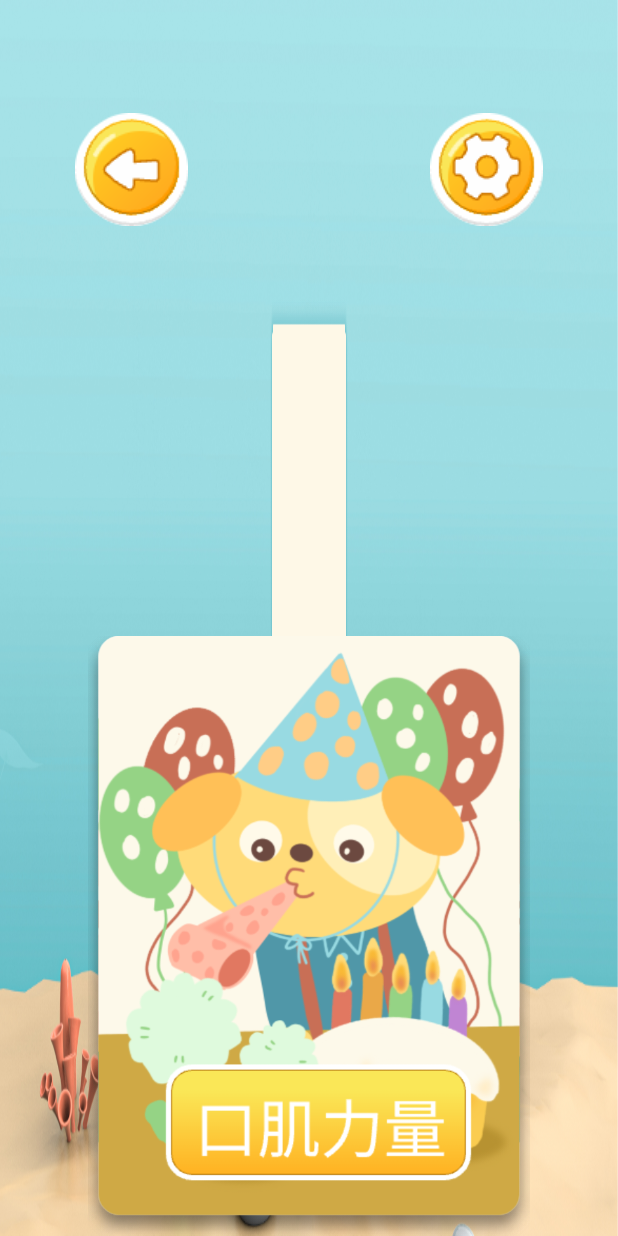
After one commit to Mozuta/ZhiZhi, an Android app: the Excercise_Activity screen opened directly, with no data from a screen before it, on a phone screen of 412 x 824 dp. The commit adds this screen. Run offline under Robolectric (Android 15) with nearby library versions, the phone set to English and light mode, and no system bars.

Commit message:
1.3覆盖尝试

```diff
--- a/app/build.gradle
+++ b/app/build.gradle
@@ -48,4 +48,9 @@ dependencies {
     implementation 'com.github.bumptech.glide:glide:4.15.1'
     //悬浮窗
     implementation 'com.github.wangfeng19930909:DragFloatingActionButton:1.0.1'
+    //huawei
+    implementation 'com.huawei.hms:arenginesdk:4.0.0.5'
+    //xpopup
+    implementation 'com.github.li-xiaojun:XPopup:2.9.19'
+
 }
--- /dev/null
+++ b/app/src/main/java/com/hex/zz/Excercise_Activity.java
@@ -0,0 +1,14 @@
+package com.hex.zz;
+
+import androidx.appcompat.app.AppCompatActivity;
+
+import android.os.Bundle;
+
+public class Excercise_Activity extends AppCompatActivity {
+
+    @Override
+    protected void onCreate(Bundle savedInstanceState) {
+        super.onCreate(savedInstanceState);
+        setContentView(R.layout.activity_excercise);
+    }
+}
--- a/app/src/main/java/com/hex/zz/SoundLevelActivity.java
+++ b/app/src/main/java/com/hex/zz/SoundLevelActivity.java
@@ -17,7 +17,7 @@ import androidx.appcompat.app.AppCompatActivity;
 import androidx.core.app.ActivityCompat;
 import androidx.core.content.ContextCompat;
 
-import com.hex.zz.utils.SoundLevelMeter;
+
 
 import java.io.IOException;
 import java.util.ArrayList;
@@ -25,7 +25,7 @@ import java.util.ArrayList;
 public class SoundLevelActivity extends AppCompatActivity {
 
     private MediaRecorder mediaRecorder;
-    private SoundLevelMeter soundLevelMeter;
+
     private TextView soundLevelTextView;
     private Handler handler;
 
@@ -37,7 +37,7 @@ public class SoundLevelActivity extends AppCompatActivity {
 
 
         soundLevelTextView = findViewById(R.id.soundLevelTextView);
-        soundLevelMeter = new SoundLevelMeter();
+
         handler = new Handler();
         initPermission();
 
--- /dev/null
+++ b/app/src/main/res/layout/activity_excercise.xml
@@ -0,0 +1,128 @@
+<?xml version="1.0" encoding="utf-8"?>
+<RelativeLayout xmlns:android="http://schemas.android.com/apk/res/android"
+    xmlns:app="http://schemas.android.com/apk/res-auto"
+    xmlns:tools="http://schemas.android.com/tools"
+    android:layout_width="match_parent"
+    android:layout_height="match_parent"
+    android:background="@drawable/mmt_bg"
+    android:orientation="vertical"
+    tools:context=".StrengthActivity">
+    <androidx.constraintlayout.widget.ConstraintLayout
+        android:layout_width="match_parent"
+        android:layout_height="wrap_content">
+
+        <ImageButton
+            android:id="@+id/imageButton"
+            android:layout_width="wrap_content"
+            android:layout_height="wrap_content"
+            android:layout_marginStart="50dp"
+            android:layout_marginTop="75dp"
+            android:layout_marginBottom="30dp"
+            android:background="#0000"
+            android:src="@drawable/btn_back"
+            app:layout_constraintBottom_toBottomOf="parent"
+            app:layout_constraintStart_toStartOf="parent"
+            app:layout_constraintTop_toTopOf="parent" />
+
+        <ImageButton
+            android:layout_width="wrap_content"
+            android:layout_height="wrap_content"
+            android:layout_marginTop="75dp"
+            android:layout_marginEnd="50dp"
+            android:layout_marginBottom="30dp"
+            android:background="#0000"
+            android:src="@drawable/main_settings"
+            app:layout_constraintBottom_toBottomOf="parent"
+            app:layout_constraintEnd_toEndOf="parent"
+            app:layout_constraintTop_toTopOf="parent" />
+
+    </androidx.constraintlayout.widget.ConstraintLayout>
+
+    <LinearLayout
+        android:id="@+id/strength_training_whole"
+        android:layout_width="match_parent"
+        android:layout_height="match_parent"
+        android:layout_alignParentTop="true"
+        android:layout_marginStart="180dp"
+        android:layout_marginTop="200dp"
+        android:layout_marginEnd="180dp"
+        android:layout_marginBottom="100dp"
+        android:background="@drawable/mmt_down_bg"
+        android:orientation="vertical"
+        android:weightSum="2">
+
+        <LinearLayout
+            android:id="@+id/mmt_top"
+            android:layout_width="match_parent"
+            android:layout_height="0dp"
+            android:layout_weight="1"
+            android:orientation="horizontal">
+
+            <ImageButton
+                android:id="@+id/mmt_btn1"
+                android:layout_width="wrap_content"
+                android:layout_height="wrap_content"
+                android:layout_gravity="center"
+                android:layout_marginStart="120dp"
+                android:background="#0000"
+                android:src="@drawable/mmt_btn1" />
+
+            <ImageButton
+                android:id="@+id/mmt_btn2"
+                android:layout_width="wrap_content"
+                android:layout_height="wrap_content"
+                android:layout_gravity="center"
+                android:layout_marginStart="120dp"
+                android:background="#0000"
+                android:src="@drawable/mmt_btn1" />
+
+        </LinearLayout>
+
+        <LinearLayout
+            android:id="@+id/mmt_down"
+            android:layout_width="match_parent"
+            android:layout_height="0dp"
+            android:layout_weight="1"
+            android:orientation="horizontal">
+
+            <ImageButton
+                android:id="@+id/mmt_btn3"
+                android:layout_width="wrap_content"
+                android:layout_height="wrap_content"
+                android:layout_gravity="center"
+                android:layout_marginStart="120dp"
+                android:layout_marginBottom="20dp"
+                android:background="#0000"
+                android:src="@drawable/mmt_btn1" />
+
+            <ImageButton
+                android:id="@+id/mmt_btn4"
+                android:layout_width="wrap_content"
+                android:layout_height="wrap_content"
+                android:layout_gravity="center"
+                android:layout_marginStart="120dp"
+                android:layout_marginBottom="20dp"
+                android:background="#0000"
+                android:src="@drawable/mmt_btn1" />
+
+        </LinearLayout>
+
+
+    </LinearLayout>
+
+    <ImageView
+        android:id="@+id/exe_img_1"
+        android:layout_width="wrap_content"
+        android:layout_height="400dp"
+        android:layout_alignParentBottom="true"
+        android:src="@drawable/main_exercise" />
+
+    <ImageView
+        android:id="@+id/exe_img_2"
+        android:layout_width="wrap_content"
+        android:layout_height="400dp"
+        android:layout_alignParentEnd="true"
+        android:layout_alignParentBottom="true"
+        android:src="@drawable/main_strength" />
+
+</RelativeLayout>
--- a/gradle.properties
+++ b/gradle.properties
@@ -7,6 +7,7 @@
 # Specifies the JVM arguments used for the daemon process.
 # The setting is particularly useful for tweaking memory settings.
 org.gradle.jvmargs=-Xmx2048m -Dfile.encoding=UTF-8
+
 # When configured, Gradle will run in incubating parallel mode.
 # This option should only be used with decoupled projects. More details, visit
 # http://www.gradle.org/docs/current/userguide/multi_project_builds.html#sec:decoupled_projects
--- a/settings.gradle
+++ b/settings.gradle
@@ -4,6 +4,7 @@ pluginManagement {
         mavenCentral()
         gradlePluginPortal()
         maven { url "https://s01.oss.sonatype.org/content/groups/public" }
+        maven {url "https://developer.huawei.com/repo/" }
     }
 }
 dependencyResolutionManagement {
@@ -13,6 +14,7 @@ dependencyResolutionManagement {
         mavenCentral()
         maven { url 'https://jitpack.io' }
         maven { url "https://s01.oss.sonatype.org/content/groups/public" }
+        maven {url "https://developer.huawei.com/repo/" }
     }
 }
 rootProject.name = "ZZ"
```
Also changed, not shown: app/src/main/AndroidManifest.xml (+9 -0 lines), app/src/main/java/com/hex/zz/EndingActivity.java (added, +14 -0 lines), app/src/main/java/com/hex/zz/StoryActivity.java (added, +14 -0 lines), app/src/main/java/com/hex/zz/utils/SoundLevelMeter.java (deleted, +0 -46 lines), app/src/main/res/layout/activity_ending.xml (added, +20 -0 lines), app/src/main/res/layout/activity_story.xml (added, +89 -0 lines), app/src/main/res/drawable/butterfly.png (added), app/src/main/res/drawable/story_bar_all.png (added), app/src/main/res/drawable/story_bar_down.png (added), app/src/main/res/drawable/story_bar_up.png (added), app/src/main/res/drawable/story_bg.png (added), app/src/main/res/drawable/story_one.png (added).
